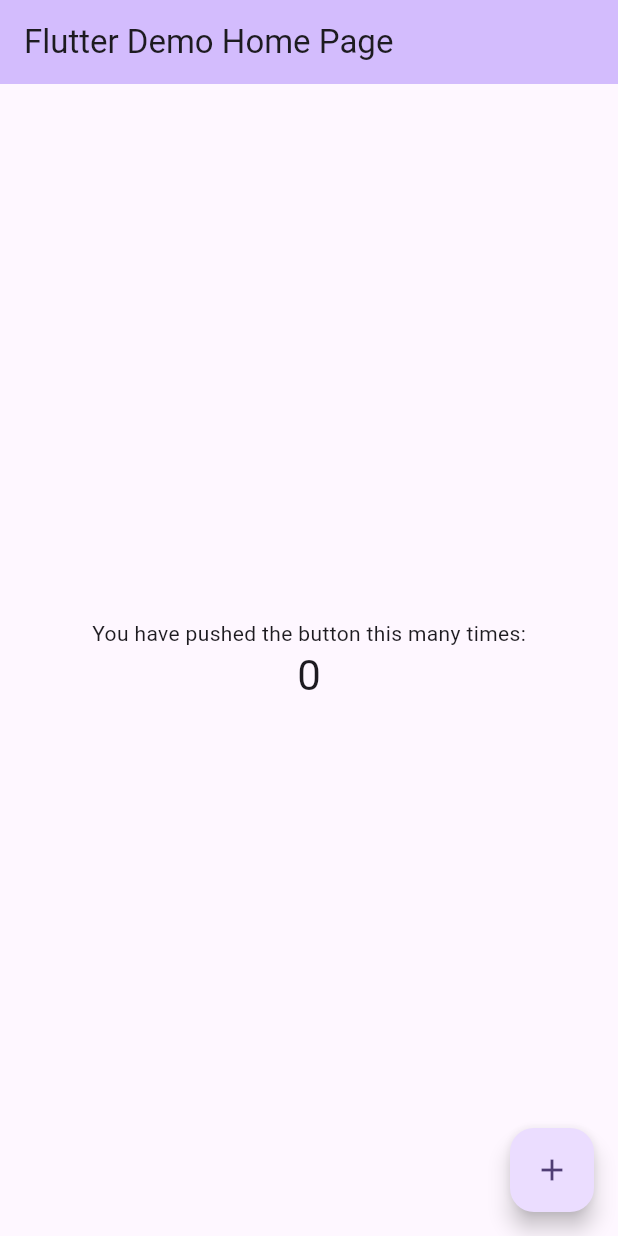
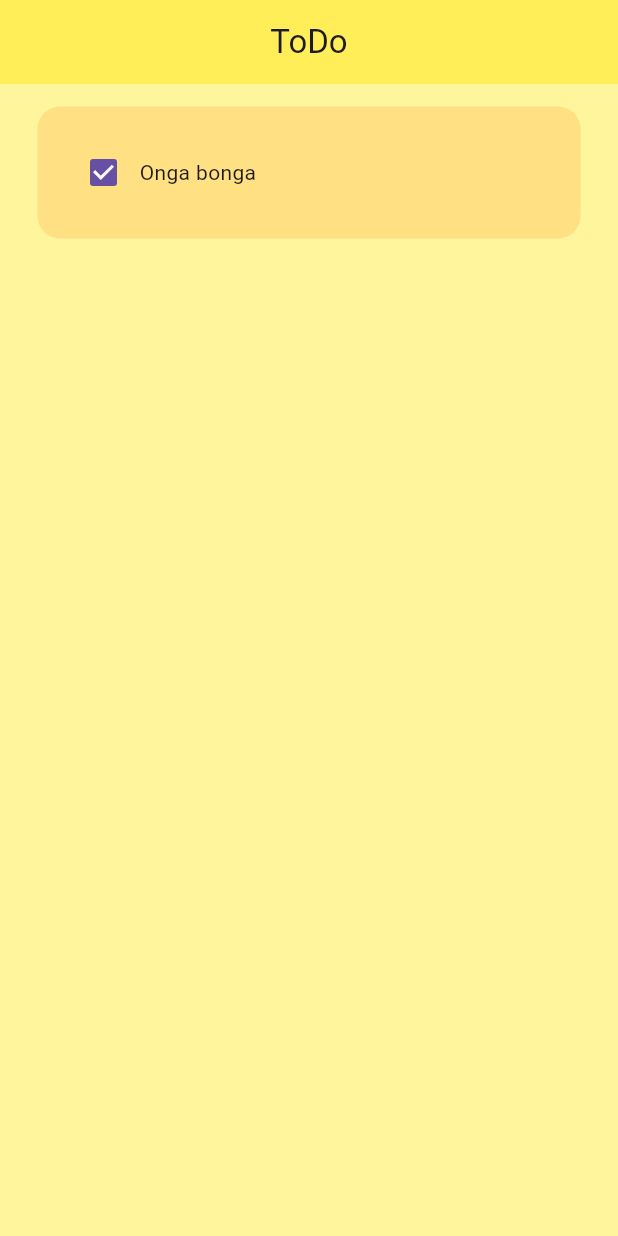
Before and after one commit to ShaheerIjaz22/todo_app, a Flutter app: the screen it shows after launch, on a phone screen of 412 x 824 dp. Run offline on Flutter 3.47's test engine with Material 3 defaults, Android fonts, the phone set to English and light mode, and no system bars.

Commit message:
Built ListView and main screen

```diff
--- a/lib/main.dart
+++ b/lib/main.dart
@@ -1,4 +1,5 @@
 import 'package:flutter/material.dart';
+import 'package:todo_app/pages/homepage.dart';
 
 void main() {
   runApp(const MyApp());
@@ -7,119 +8,12 @@ void main() {
 class MyApp extends StatelessWidget {
   const MyApp({super.key});
 
-  // This widget is the root of your application.
   @override
   Widget build(BuildContext context) {
     return MaterialApp(
-      title: 'Flutter Demo',
-      theme: ThemeData(
-        // This is the theme of your application.
-        //
-        // TRY THIS: Try running your application with "flutter run". You'll see
-        // the application has a purple toolbar. Then, without quitting the app,
-        // try changing the seedColor in the colorScheme below to Colors.green
-        // and then invoke "hot reload" (save your changes or press the "hot
-        // reload" button in a Flutter-supported IDE, or press "r" if you used
-        // the command line to start the app).
-        //
-        // Notice that the counter didn't reset back to zero; the application
-        // state is not lost during the reload. To reset the state, use hot
-        // restart instead.
-        //
-        // This works for code too, not just values: Most code changes can be
-        // tested with just a hot reload.
-        colorScheme: ColorScheme.fromSeed(seedColor: Colors.deepPurple),
-        useMaterial3: true,
-      ),
-      home: const MyHomePage(title: 'Flutter Demo Home Page'),
+      debugShowCheckedModeBanner: false,
+      home: HomePage(),
+      theme: ThemeData(primarySwatch: Colors.blue),
     );
   }
 }
-
-class MyHomePage extends StatefulWidget {
-  const MyHomePage({super.key, required this.title});
-
-  // This widget is the home page of your application. It is stateful, meaning
-  // that it has a State object (defined below) that contains fields that affect
-  // how it looks.
-
-  // This class is the configuration for the state. It holds the values (in this
-  // case the title) provided by the parent (in this case the App widget) and
-  // used by the build method of the State. Fields in a Widget subclass are
-  // always marked "final".
-
-  final String title;
-
-  @override
-  State<MyHomePage> createState() => _MyHomePageState();
-}
-
-class _MyHomePageState extends State<MyHomePage> {
-  int _counter = 0;
-
-  void _incrementCounter() {
-    setState(() {
-      // This call to setState tells the Flutter framework that something has
-      // changed in this State, which causes it to rerun the build method below
-      // so that the display can reflect the updated values. If we changed
-      // _counter without calling setState(), then the build method would not be
-      // called again, and so nothing would appear to happen.
-      _counter++;
-    });
-  }
-
-  @override
-  Widget build(BuildContext context) {
-    // This method is rerun every time setState is called, for instance as done
-    // by the _incrementCounter method above.
-    //
-    // The Flutter framework has been optimized to make rerunning build methods
-    // fast, so that you can just rebuild anything that needs updating rather
-    // than having to individually change instances of widgets.
-    return Scaffold(
-      appBar: AppBar(
-        // TRY THIS: Try changing the color here to a specific color (to
-        // Colors.amber, perhaps?) and trigger a hot reload to see the AppBar
-        // change color while the other colors stay the same.
-        backgroundColor: Theme.of(context).colorScheme.inversePrimary,
-        // Here we take the value from the MyHomePage object that was created by
-        // the App.build method, and use it to set our appbar title.
-        title: Text(widget.title),
-      ),
-      body: Center(
-        // Center is a layout widget. It takes a single child and positions it
-        // in the middle of the parent.
-        child: Column(
-          // Column is also a layout widget. It takes a list of children and
-          // arranges them vertically. By default, it sizes itself to fit its
-          // children horizontally, and tries to be as tall as its parent.
-          //
-          // Column has various properties to control how it sizes itself and
-          // how it positions its children. Here we use mainAxisAlignment to
-          // center the children vertically; the main axis here is the vertical
-          // axis because Columns are vertical (the cross axis would be
-          // horizontal).
-          //
-          // TRY THIS: Invoke "debug painting" (choose the "Toggle Debug Paint"
-          // action in the IDE, or press "p" in the console), to see the
-          // wireframe for each widget.
-          mainAxisAlignment: MainAxisAlignment.center,
-          children: <Widget>[
-            const Text(
-              'You have pushed the button this many times:',
-            ),
-            Text(
-              '$_counter',
-              style: Theme.of(context).textTheme.headlineMedium,
-            ),
-          ],
-        ),
-      ),
-      floatingActionButton: FloatingActionButton(
-        onPressed: _incrementCounter,
-        tooltip: 'Increment',
-        child: const Icon(Icons.add),
-      ), // This trailing comma makes auto-formatting nicer for build methods.
-    );
-  }
-}
--- /dev/null
+++ b/lib/pages/homepage.dart
@@ -0,0 +1,38 @@
+
+import 'package:flutter/material.dart';
+import 'package:todo_app/pages/todo_tile.dart';
+
+
+class HomePage extends StatefulWidget{
+  const HomePage({super.key});
+
+  @override
+  State<HomePage> createState() => _HomePageState();
+
+
+}
+
+class _HomePageState extends State<HomePage> {
+  @override
+  Widget build(BuildContext context){
+    return Scaffold(
+      backgroundColor: Colors.yellow[200],
+      appBar: AppBar(
+        centerTitle: true,
+        title: Text('ToDo'),
+        backgroundColor: Colors.yellow[400],
+        elevation: 0,
+      )
+      ,
+      body: ListView(
+        children: [
+          TodoTile(
+            taskName: 'Onga bonga',
+            taskCompleted: true,
+            onChanged: (p0) {},
+          ),
+        ],
+      ),
+    );
+  }
+}
--- /dev/null
+++ b/lib/pages/todo_tile.dart
@@ -0,0 +1,36 @@
+import 'package:flutter/material.dart';
+
+class TodoTile extends StatelessWidget{
+  final String taskName;
+  final bool taskCompleted;
+  Function(bool?)? onChanged;
+
+
+
+   TodoTile({
+    super.key,
+    required this.taskName,
+    required this.taskCompleted,
+    required this.onChanged,
+    });
+
+  @override
+  Widget build(BuildContext context){
+    return Padding(
+      padding: EdgeInsets.only(top: 15, left: 25, right: 25),
+      child: Container(
+        padding: EdgeInsets.all(20),
+        decoration: BoxDecoration(
+          color: Colors.amber[200],
+          borderRadius: BorderRadius.circular(15)
+          ),
+        child: Row(
+          children: [
+            Checkbox(value: taskCompleted, onChanged: onChanged),
+            Text(taskName),
+          ],
+        ),
+      )
+    );
+  }
+}
```
Also changed, not shown: pubspec.lock.
